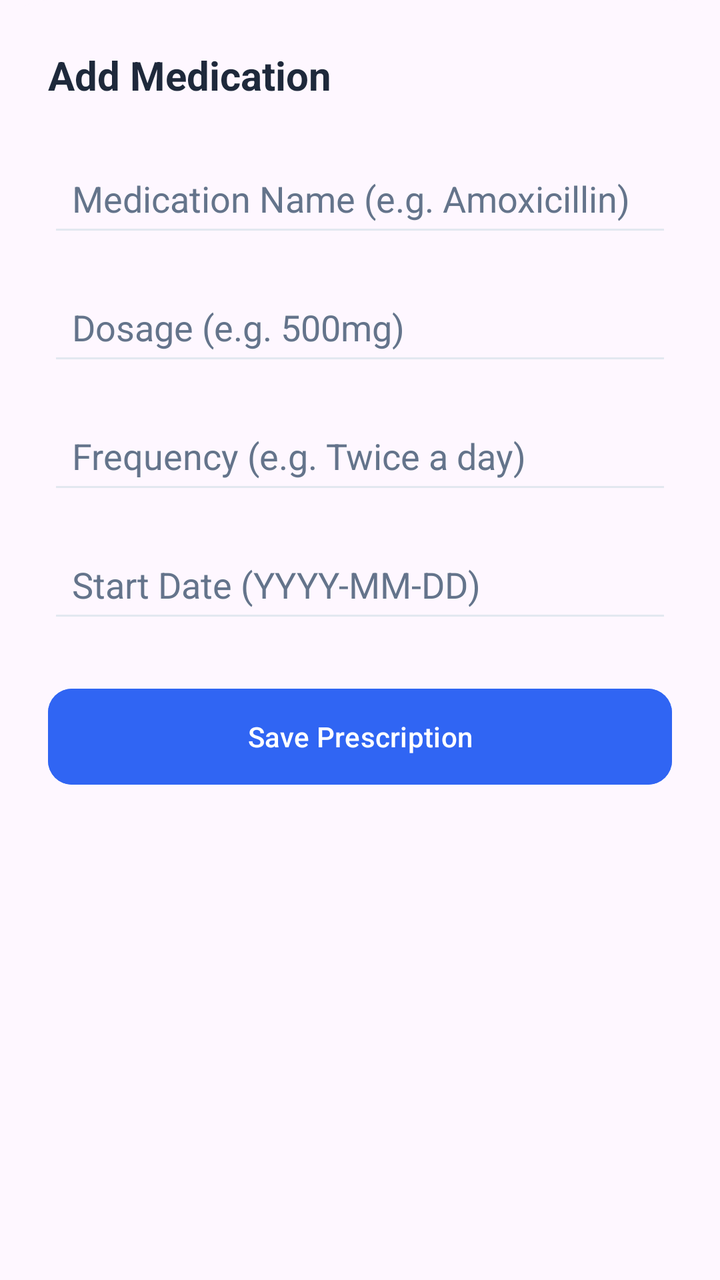
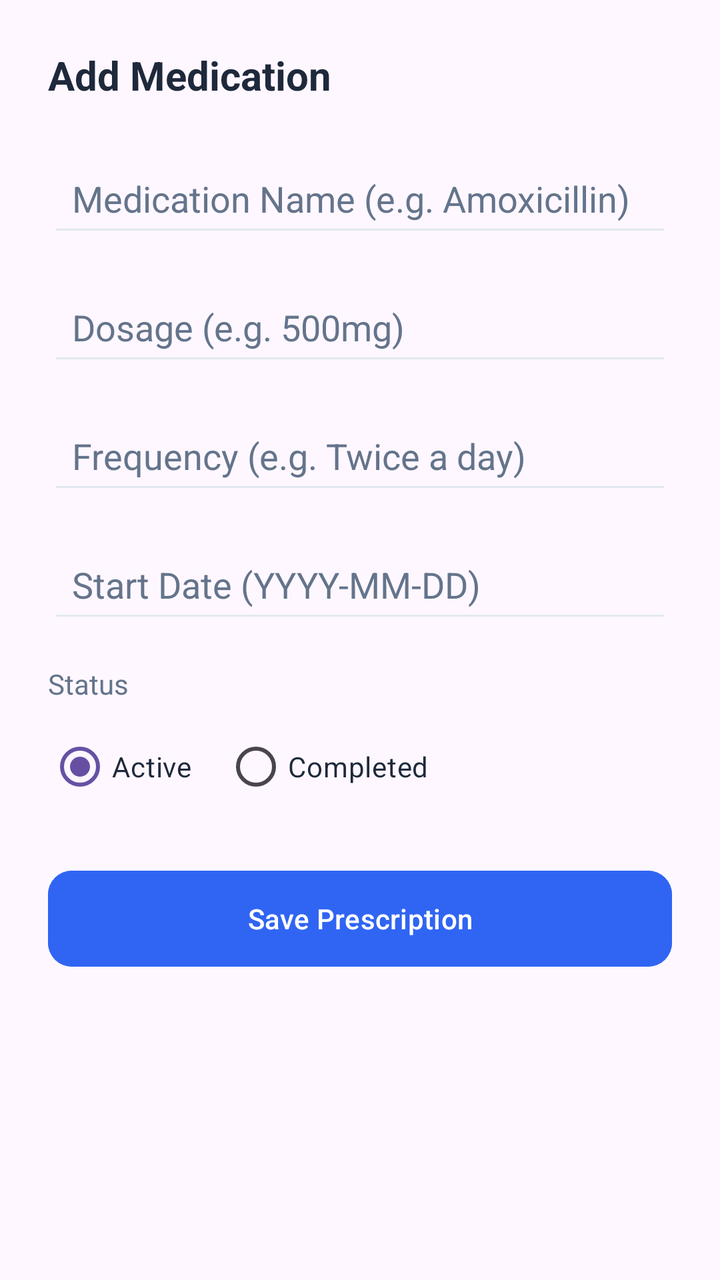

Screens rendered from an Android XML layout before and after an edit, with the pre-edit source and the edit as a unified diff.
<!-- AndroidManifest.xml: application theme Theme.Healthcare_app -->
<!-- res/layout/bottom_sheet_add_prescription.xml -->
<?xml version="1.0" encoding="utf-8"?>
<LinearLayout xmlns:android="http://schemas.android.com/apk/res/android"
    xmlns:app="http://schemas.android.com/apk/res-auto"
    android:layout_width="match_parent"
    android:layout_height="wrap_content"
    android:background="@drawable/bottom_sheet_background"
    android:orientation="vertical"
    android:padding="24dp">

    <TextView
        android:layout_width="wrap_content"
        android:layout_height="wrap_content"
        android:layout_marginBottom="24dp"
        android:text="Add Medication"
        android:textColor="@color/patient_text_primary"
        android:textSize="20sp"
        android:textStyle="bold" />

    <EditText
        android:id="@+id/inputMedicationName"
        android:layout_width="match_parent"
        android:layout_height="wrap_content"
        android:layout_marginBottom="16dp"
        android:backgroundTint="@color/patient_border"
        android:hint="Medication Name (e.g. Amoxicillin)"
        android:inputType="text"
        android:padding="12dp"
        android:textColor="@color/patient_text_primary"
        android:textColorHint="@color/patient_text_secondary" />

    <EditText
        android:id="@+id/inputDosage"
        android:layout_width="match_parent"
        android:layout_height="wrap_content"
        android:layout_marginBottom="16dp"
        android:backgroundTint="@color/patient_border"
        android:hint="Dosage (e.g. 500mg)"
        android:inputType="text"
        android:padding="12dp"
        android:textColor="@color/patient_text_primary"
        android:textColorHint="@color/patient_text_secondary" />

    <EditText
        android:id="@+id/inputFrequency"
        android:layout_width="match_parent"
        android:layout_height="wrap_content"
        android:layout_marginBottom="16dp"
        android:backgroundTint="@color/patient_border"
        android:hint="Frequency (e.g. Twice a day)"
        android:inputType="text"
        android:padding="12dp"
        android:textColor="@color/patient_text_primary"
        android:textColorHint="@color/patient_text_secondary" />

    <EditText
        android:id="@+id/inputStartDate"
        android:layout_width="match_parent"
        android:layout_height="wrap_content"
        android:layout_marginBottom="24dp"
        android:backgroundTint="@color/patient_border"
        android:focusable="false"
        android:hint="Start Date (YYYY-MM-DD)"
        android:padding="12dp"
        android:textColor="@color/patient_text_primary"
        android:textColorHint="@color/patient_text_secondary" />

    <com.google.android.material.button.MaterialButton
        android:id="@+id/btnSavePrescription"
        android:layout_width="match_parent"
        android:layout_height="56dp"
        android:backgroundTint="@color/patient_primary_blue"
        android:text="Save Prescription"
        android:textColor="@android:color/white"
        app:cornerRadius="12dp" />
</LinearLayout>
<!-- resources referenced by this layout -->
<resources>
  <color name="patient_border">#E2E8F0</color>
  <color name="patient_primary_blue">#3065F3</color>
  <color name="patient_text_primary">#1E293B</color>
  <color name="patient_text_secondary">#64748B</color>
  <!-- drawable bottom_sheet_background (drawable) -->
  <?xml version="1.0" encoding="utf-8"?>
  <shape xmlns:android="http://schemas.android.com/apk/res/android">
      <solid android:color="?android:attr/colorBackground" />
      <corners
          android:topLeftRadius="24dp"
          android:topRightRadius="24dp" />
  </shape>
  <style name="Theme.Healthcare_app" parent="Base.Theme.Healthcare_app" />
  <style name="Base.Theme.Healthcare_app" parent="Theme.Material3.DayNight.NoActionBar">
      </style>
</resources>

<!-- the commit's change to res/layout/bottom_sheet_add_prescription.xml (unified diff, before → after) -->
@@ -8,6 +8,7 @@
     android:padding="24dp">
 
     <TextView
+        android:id="@+id/textRxSheetTitle"
         android:layout_width="wrap_content"
         android:layout_height="wrap_content"
         android:layout_marginBottom="24dp"
@@ -56,13 +57,45 @@
         android:id="@+id/inputStartDate"
         android:layout_width="match_parent"
         android:layout_height="wrap_content"
-        android:layout_marginBottom="24dp"
+        android:layout_marginBottom="16dp"
         android:backgroundTint="@color/patient_border"
         android:focusable="false"
         android:hint="Start Date (YYYY-MM-DD)"
         android:padding="12dp"
         android:textColor="@color/patient_text_primary"
         android:textColorHint="@color/patient_text_secondary" />
+
+    <TextView
+        android:layout_width="wrap_content"
+        android:layout_height="wrap_content"
+        android:layout_marginBottom="8dp"
+        android:text="Status"
+        android:textColor="@color/patient_text_secondary"
+        android:textSize="14sp" />
+
+    <RadioGroup
+        android:id="@+id/radioGroupRxStatus"
+        android:layout_width="match_parent"
+        android:layout_height="wrap_content"
+        android:layout_marginBottom="24dp"
+        android:orientation="horizontal">
+
+        <RadioButton
+            android:id="@+id/radioRxActive"
+            android:layout_width="wrap_content"
+            android:layout_height="wrap_content"
+            android:checked="true"
+            android:text="Active"
+            android:textColor="@color/patient_text_primary" />
+
+        <RadioButton
+            android:id="@+id/radioRxCompleted"
+            android:layout_width="wrap_content"
+            android:layout_height="wrap_content"
+            android:layout_marginStart="16dp"
+            android:text="Completed"
+            android:textColor="@color/patient_text_primary" />
+    </RadioGroup>
 
     <com.google.android.material.button.MaterialButton
         android:id="@+id/btnSavePrescription"
